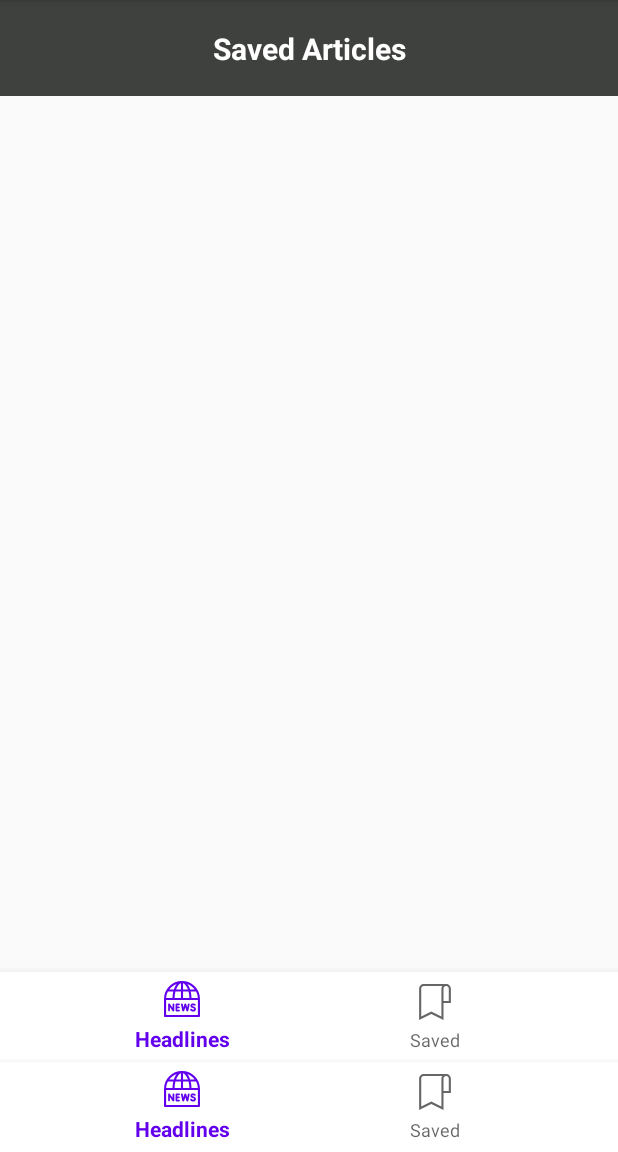
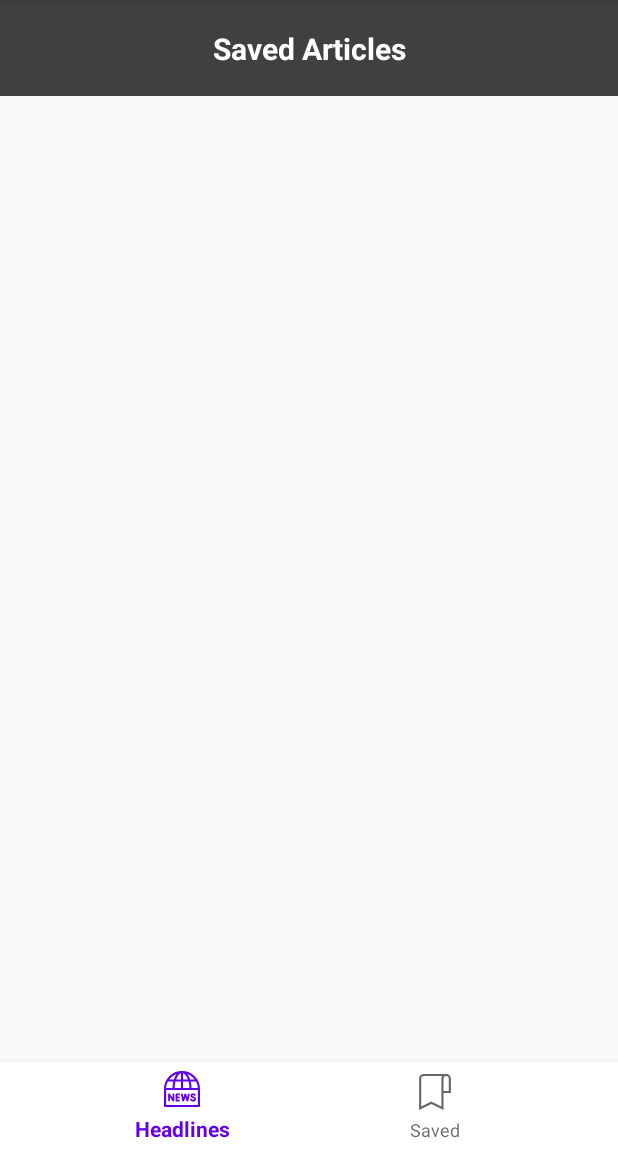
Before and after one commit to magdi74/NewsApp, an Android app: the SavedItemsFragment screen opened through its navigation route, on a phone screen of 412 x 824 dp, the part 84-1236 px from its top. Run offline under Robolectric (Android 15) with nearby library versions, the phone set to English and light mode, and no system bars; 1 statement that could not run was skipped.

Commit message:
Adjusted constraints and background color

```diff
--- a/app/src/main/res/layout/fragment_saved_items.xml
+++ b/app/src/main/res/layout/fragment_saved_items.xml
@@ -7,13 +7,6 @@
     >
 
     <!-- TODO: Update blank fragment layout -->
-
-    <com.google.android.material.bottomnavigation.BottomNavigationView
-        android:layout_width="match_parent"
-        android:layout_height="60dp"
-        android:background="#FFF"
-        app:layout_constraintBottom_toBottomOf="parent"
-        app:menu="@menu/bottom_nav_menu"/>
 
     <androidx.recyclerview.widget.RecyclerView
         android:id="@+id/recyclerView"
```
